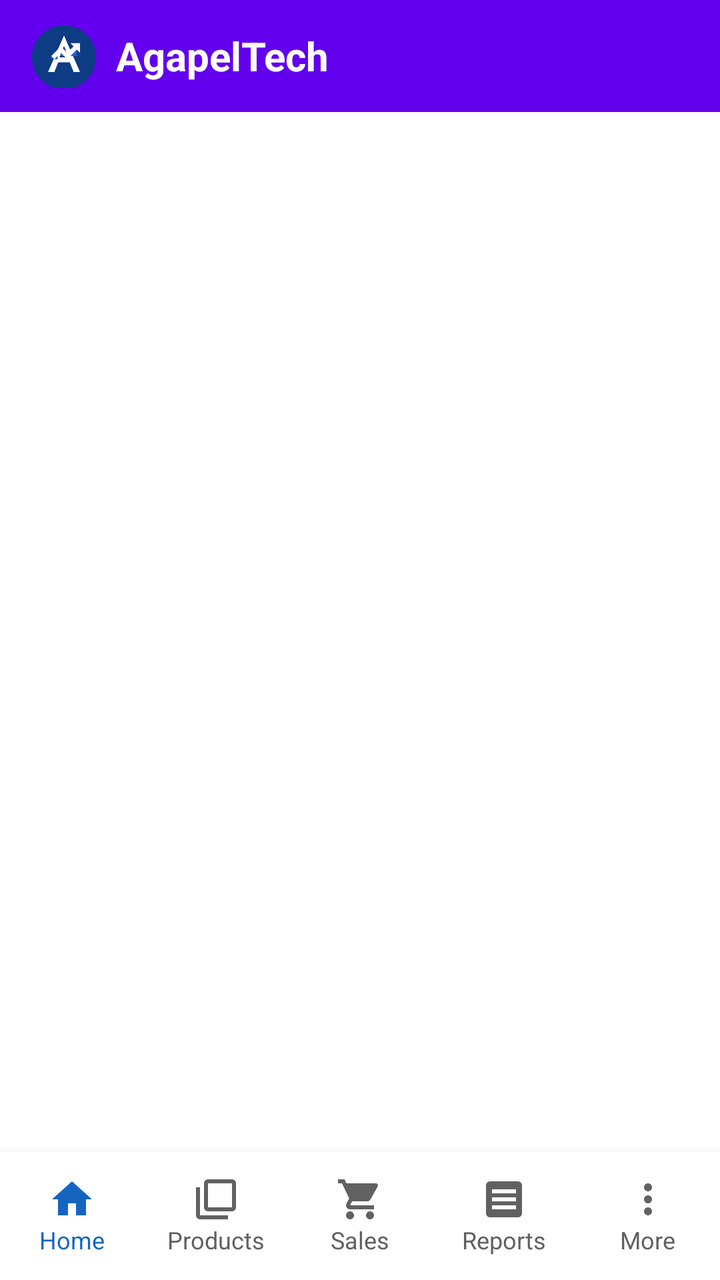
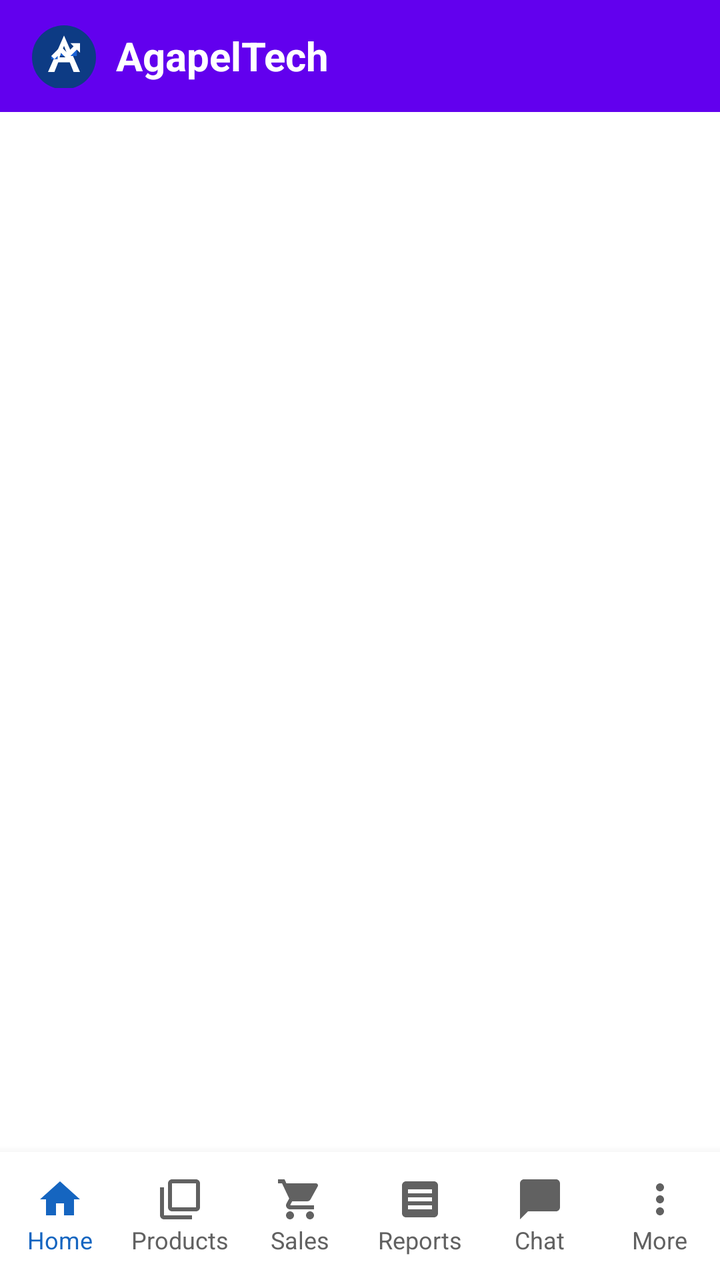

The first picture is an Android layout as it rendered before a commit; the second is the same layout after the commit. The layout source and the unified diff follow.
<!-- AndroidManifest.xml: application theme AppTheme -->
<!-- res/layout/activity_main.xml -->
<?xml version="1.0" encoding="utf-8"?>
<RelativeLayout xmlns:android="http://schemas.android.com/apk/res/android"
    xmlns:app="http://schemas.android.com/apk/res-auto"
    xmlns:tools="http://schemas.android.com/tools"
    android:layout_width="match_parent"
    android:layout_height="match_parent"
    android:fitsSystemWindows="false"
    android:background="?android:windowBackground"
    tools:context=".MainActivity">

    <LinearLayout
        android:id="@+id/toolbar"
        android:layout_width="match_parent"
        android:layout_height="wrap_content"
        android:minHeight="56dp"
        android:fitsSystemWindows="true"
        android:background="?attr/colorPrimary"
        android:gravity="center_vertical"
        android:orientation="horizontal"
        android:paddingLeft="16dp"
        android:paddingRight="16dp"
        android:layout_alignParentTop="true">

        <ImageView
            android:layout_width="32dp"
            android:layout_height="32dp"
            app:srcCompat="@drawable/logo_agapel"
            android:layout_marginEnd="10dp"
            android:contentDescription="@string/logo_description"/>

        <TextView
            android:layout_width="0dp"
            android:layout_height="wrap_content"
            android:layout_weight="1"
            android:text="@string/app_name"
            android:textColor="?attr/colorOnPrimary"
            android:textSize="20sp"
            android:textStyle="bold" />
    </LinearLayout>

    <LinearLayout
        android:id="@+id/bottom_navigation_bar"
        android:layout_width="match_parent"
        android:layout_height="wrap_content"
        android:minHeight="64dp"
        android:fitsSystemWindows="true"
        android:layout_alignParentBottom="true"
        android:background="?attr/colorSurface"
        android:elevation="8dp"
        android:orientation="horizontal"
        android:baselineAligned="false"
        android:weightSum="5">

        <LinearLayout
            android:id="@+id/nav_home"
            android:layout_width="0dp"
            android:layout_height="match_parent"
            android:layout_weight="1"
            android:gravity="center"
            android:orientation="vertical"
            android:clickable="true"
            android:focusable="true"
            android:background="?attr/selectableItemBackground">
            <ImageView
                android:id="@+id/nav_home_icon"
                android:layout_width="24dp"
                android:layout_height="24dp"
                app:srcCompat="@drawable/ic_home"
                app:tint="@color/md_primary"
                android:contentDescription="@string/nav_home" />
            <TextView
                android:id="@+id/nav_home_text"
                android:layout_width="wrap_content"
                android:layout_height="wrap_content"
                android:text="@string/nav_home"
                android:textColor="@color/md_primary"
                android:textSize="12sp" />
        </LinearLayout>

        <LinearLayout
            android:id="@+id/nav_products"
            android:layout_width="0dp"
            android:layout_height="match_parent"
            android:layout_weight="1"
            android:gravity="center"
            android:orientation="vertical"
            android:clickable="true"
            android:focusable="true"
            android:background="?attr/selectableItemBackground">
            <ImageView
                android:id="@+id/nav_products_icon"
                android:layout_width="24dp"
                android:layout_height="24dp"
                app:srcCompat="@drawable/ic_products"
                app:tint="#616161"
                android:contentDescription="@string/nav_products" />
            <TextView
                android:id="@+id/nav_products_text"
                android:layout_width="wrap_content"
                android:layout_height="wrap_content"
                android:text="@string/nav_products"
                android:textColor="#616161"
                android:textSize="12sp" />
        </LinearLayout>

        <LinearLayout
            android:id="@+id/nav_sales"
            android:layout_width="0dp"
            android:layout_height="match_parent"
            android:layout_weight="1"
            android:gravity="center"
            android:orientation="vertical"
            android:clickable="true"
            android:focusable="true"
            android:background="?attr/selectableItemBackground">
            <ImageView
                android:id="@+id/nav_sales_icon"
                android:layout_width="24dp"
                android:layout_height="24dp"
                app:srcCompat="@drawable/ic_sales"
                app:tint="#616161"
                android:contentDescription="@string/nav_sales" />
            <TextView
                android:id="@+id/nav_sales_text"
                android:layout_width="wrap_content"
                android:layout_height="wrap_content"
                android:text="@string/nav_sales"
                android:textColor="#616161"
                android:textSize="12sp" />
        </LinearLayout>

        <LinearLayout
            android:id="@+id/nav_reports"
            android:layout_width="0dp"
            android:layout_height="match_parent"
            android:layout_weight="1"
            android:gravity="center"
            android:orientation="vertical"
            android:clickable="true"
            android:focusable="true"
            android:background="?attr/selectableItemBackground">
            <ImageView
                android:id="@+id/nav_reports_icon"
                android:layout_width="24dp"
                android:layout_height="24dp"
                app:srcCompat="@drawable/ic_reports"
                app:tint="#616161"
                android:contentDescription="@string/nav_reports" />
            <TextView
                android:id="@+id/nav_reports_text"
                android:layout_width="wrap_content"
                android:layout_height="wrap_content"
                android:text="@string/nav_reports"
                android:textColor="#616161"
                android:textSize="12sp" />
        </LinearLayout>

        <LinearLayout
            android:id="@+id/nav_more"
            android:layout_width="0dp"
            android:layout_height="match_parent"
            android:layout_weight="1"
            android:gravity="center"
            android:orientation="vertical"
            android:clickable="true"
            android:focusable="true"
            android:background="?attr/selectableItemBackground">
            <ImageView
                android:id="@+id/nav_more_icon"
                android:layout_width="24dp"
                android:layout_height="24dp"
                app:srcCompat="@drawable/ic_more"
                app:tint="#616161"
                android:contentDescription="@string/nav_more" />
            <TextView
                android:id="@+id/nav_more_text"
                android:layout_width="wrap_content"
                android:layout_height="wrap_content"
                android:text="@string/nav_more"
                android:textColor="#616161"
                android:textSize="12sp" />
        </LinearLayout>
    </LinearLayout>

    <FrameLayout
        android:id="@+id/fragment_container"
        android:layout_width="match_parent"
        android:layout_height="match_parent"
        android:layout_below="@id/toolbar"
        android:layout_above="@id/bottom_navigation_bar" />

</RelativeLayout>
<!-- resources referenced by this layout -->
<resources>
  <color name="md_primary">#1565C0</color>
  <!-- drawable ic_home (drawable) -->
  <vector xmlns:android="http://schemas.android.com/apk/res/android"
      android:width="24dp"
      android:height="24dp"
      android:viewportWidth="24"
      android:viewportHeight="24">
      <path
          android:fillColor="#FFFFFF"
          android:pathData="M10,20V14H14V20H19V12H22L12,3L2,12H5V20H10Z"/>
  </vector>
  <!-- drawable ic_more (drawable) -->
  <vector xmlns:android="http://schemas.android.com/apk/res/android"
      android:width="24dp"
      android:height="24dp"
      android:viewportWidth="24"
      android:viewportHeight="24">
      <path
          android:fillColor="#FFFFFF"
          android:pathData="M12,8c1.1,0 2,-0.9 2,-2s-0.9,-2 -2,-2 -2,0.9 -2,2 0.9,2 2,2zm0,2c-1.1,0 -2,0.9 -2,2s0.9,2 2,2 2,-0.9 2,-2 -0.9,-2 -2,-2zm0,6c-1.1,0 -2,0.9 -2,2s0.9,2 2,2 2,-0.9 2,-2 -0.9,-2 -2,-2z"/>
  </vector>
  <!-- drawable ic_products (drawable) -->
  <vector xmlns:android="http://schemas.android.com/apk/res/android"
      android:width="24dp"
      android:height="24dp"
      android:viewportWidth="24"
      android:viewportHeight="24">
      <path
          android:fillColor="#FFFFFF"
          android:pathData="M4,6H2v14c0,1.1 0.9,2 2,2h14v-2H4V6zm16,-4H8c-1.1,0 -2,0.9 -2,2v12c0,1.1 0.9,2 2,2h12c1.1,0 2,-0.9 2,-2V4c0,-1.1 -0.9,-2 -2,-2zm0,14H8V4h12v12z"/>
  </vector>
  <!-- drawable ic_reports (drawable) -->
  <vector xmlns:android="http://schemas.android.com/apk/res/android"
      android:width="24dp"
      android:height="24dp"
      android:viewportWidth="24"
      android:viewportHeight="24">
      <path
          android:fillColor="#FFFFFF"
          android:pathData="M19,3H5C3.9,3 3,3.9 3,5v14c0,1.1 0.9,2 2,2h14c1.1,0 2,-0.9 2,-2V5c0,-1.1 -0.9,-2 -2,-2zm-1,14H6v-2h12v2zm0,-4H6v-2h12v2zm0,-4H6V7h12v2z"/>
  </vector>
  <!-- drawable ic_sales (drawable) -->
  <vector xmlns:android="http://schemas.android.com/apk/res/android"
      android:width="24dp"
      android:height="24dp"
      android:viewportWidth="24"
      android:viewportHeight="24">
      <path
          android:fillColor="#FFFFFF"
          android:pathData="M7,18c-1.1,0 -1.99,0.9 -1.99,2S5.9,22 7,22s2,-0.9 2,-2 -0.9,-2 -2,-2zM1,2v2h2l3.6,7.59 -1.35,2.45c-0.16,0.28 -0.25,0.61 -0.25,0.96 0,1.1 0.9,2 2,2h12v-2H7.42c-0.14,0 -0.25,-0.11 -0.25,-0.25l0.03,-0.12 0.9,-1.63h7.45c0.75,0 1.41,-0.41 1.75,-1.03l3.58,-6.49c0.08,-0.14 0.12,-0.31 0.12,-0.48 0,-0.55 -0.45,-1 -1,-1H5.21l-0.94,-2H1zm16,16c-1.1,0 -1.99,0.9 -1.99,2s0.89,2 1.99,2 2,-0.9 2,-2 -0.9,-2 -2,-2z"/>
  </vector>
  <string name="app_name">AgapelTech</string>
  <string name="logo_description">App Logo</string>
  <string name="nav_home">Home</string>
  <string name="nav_more">More</string>
  <string name="nav_products">Products</string>
  <string name="nav_reports">Reports</string>
  <string name="nav_sales">Sales</string>
  <color name="md_primary_dark">#0D47A1</color>
  <color name="white">#FFFFFF</color>
  <color name="md_secondary">#2E7D32</color>
  <color name="md_background">#F8F9FA</color>
  <color name="md_surface">#FFFFFF</color>
  <color name="error_red">#D32F2F</color>
  <!-- unchanged entries left out for length: 2 -->
</resources>

<!-- the commit's change to res/layout/activity_main.xml (unified diff, before → after) -->
@@ -13,12 +13,11 @@
         android:layout_width="match_parent"
         android:layout_height="wrap_content"
         android:minHeight="56dp"
-        android:fitsSystemWindows="true"
         android:background="?attr/colorPrimary"
         android:gravity="center_vertical"
         android:orientation="horizontal"
-        android:paddingLeft="16dp"
-        android:paddingRight="16dp"
+        android:paddingStart="16dp"
+        android:paddingEnd="16dp"
         android:layout_alignParentTop="true">
 
         <ImageView
@@ -43,13 +42,12 @@
         android:layout_width="match_parent"
         android:layout_height="wrap_content"
         android:minHeight="64dp"
-        android:fitsSystemWindows="true"
         android:layout_alignParentBottom="true"
         android:background="?attr/colorSurface"
         android:elevation="8dp"
         android:orientation="horizontal"
         android:baselineAligned="false"
-        android:weightSum="5">
+        android:weightSum="6">
 
         <LinearLayout
             android:id="@+id/nav_home"
@@ -92,14 +90,14 @@
                 android:layout_width="24dp"
                 android:layout_height="24dp"
                 app:srcCompat="@drawable/ic_products"
-                app:tint="#616161"
+                app:tint="@color/nav_unselected"
                 android:contentDescription="@string/nav_products" />
             <TextView
                 android:id="@+id/nav_products_text"
                 android:layout_width="wrap_content"
                 android:layout_height="wrap_content"
                 android:text="@string/nav_products"
-                android:textColor="#616161"
+                android:textColor="@color/nav_unselected"
                 android:textSize="12sp" />
         </LinearLayout>
 
@@ -118,14 +116,14 @@
                 android:layout_width="24dp"
                 android:layout_height="24dp"
                 app:srcCompat="@drawable/ic_sales"
-                app:tint="#616161"
+                app:tint="@color/nav_unselected"
                 android:contentDescription="@string/nav_sales" />
             <TextView
                 android:id="@+id/nav_sales_text"
                 android:layout_width="wrap_content"
                 android:layout_height="wrap_content"
                 android:text="@string/nav_sales"
-                android:textColor="#616161"
+                android:textColor="@color/nav_unselected"
                 android:textSize="12sp" />
         </LinearLayout>
 
@@ -144,14 +142,40 @@
                 android:layout_width="24dp"
                 android:layout_height="24dp"
                 app:srcCompat="@drawable/ic_reports"
-                app:tint="#616161"
+                app:tint="@color/nav_unselected"
                 android:contentDescription="@string/nav_reports" />
             <TextView
                 android:id="@+id/nav_reports_text"
                 android:layout_width="wrap_content"
                 android:layout_height="wrap_content"
                 android:text="@string/nav_reports"
-                android:textColor="#616161"
+                android:textColor="@color/nav_unselected"
+                android:textSize="12sp" />
+        </LinearLayout>
+
+        <LinearLayout
+            android:id="@+id/nav_chat"
+            android:layout_width="0dp"
+            android:layout_height="match_parent"
+            android:layout_weight="1"
+            android:gravity="center"
+            android:orientation="vertical"
+            android:clickable="true"
+            android:focusable="true"
+            android:background="?attr/selectableItemBackground">
+            <ImageView
+                android:id="@+id/nav_chat_icon"
+                android:layout_width="24dp"
+                android:layout_height="24dp"
+                app:srcCompat="@drawable/ic_chat"
+                app:tint="@color/nav_unselected"
+                android:contentDescription="@string/nav_chat" />
+            <TextView
+                android:id="@+id/nav_chat_text"
+                android:layout_width="wrap_content"
+                android:layout_height="wrap_content"
+                android:text="@string/nav_chat"
+                android:textColor="@color/nav_unselected"
                 android:textSize="12sp" />
         </LinearLayout>
 
@@ -170,19 +194,19 @@
                 android:layout_width="24dp"
                 android:layout_height="24dp"
                 app:srcCompat="@drawable/ic_more"
-                app:tint="#616161"
+                app:tint="@color/nav_unselected"
                 android:contentDescription="@string/nav_more" />
             <TextView
                 android:id="@+id/nav_more_text"
                 android:layout_width="wrap_content"
                 android:layout_height="wrap_content"
                 android:text="@string/nav_more"
-                android:textColor="#616161"
+                android:textColor="@color/nav_unselected"
                 android:textSize="12sp" />
         </LinearLayout>
     </LinearLayout>
 
-    <FrameLayout
+    <androidx.fragment.app.FragmentContainerView
         android:id="@+id/fragment_container"
         android:layout_width="match_parent"
         android:layout_height="match_parent"
<!-- resource entries referenced after the edit -->
@@ -1,6 +1,17 @@
 <!-- resources referenced by this layout -->
 <resources>
   <color name="md_primary">#1565C0</color>
+  <color name="nav_unselected">#616161</color>
+  <!-- drawable ic_chat (drawable) -->
+  <vector xmlns:android="http://schemas.android.com/apk/res/android"
+      android:width="24dp"
+      android:height="24dp"
+      android:viewportWidth="24"
+      android:viewportHeight="24">
+    <path
+        android:fillColor="#FF000000"
+        android:pathData="M20,2L4,2c-1.1,0 -2,0.9 -2,2v18l4,-4h14c1.1,0 2,-0.9 2,-2L22,4c0,-1.1 -0.9,-2 -2,-2z"/>
+  </vector>
   <!-- drawable ic_home (drawable) -->
   <vector xmlns:android="http://schemas.android.com/apk/res/android"
       android:width="24dp"
@@ -53,6 +64,7 @@
   </vector>
   <string name="app_name">AgapelTech</string>
   <string name="logo_description">App Logo</string>
+  <string name="nav_chat">Chat</string>
   <string name="nav_home">Home</string>
   <string name="nav_more">More</string>
   <string name="nav_products">Products</string>
